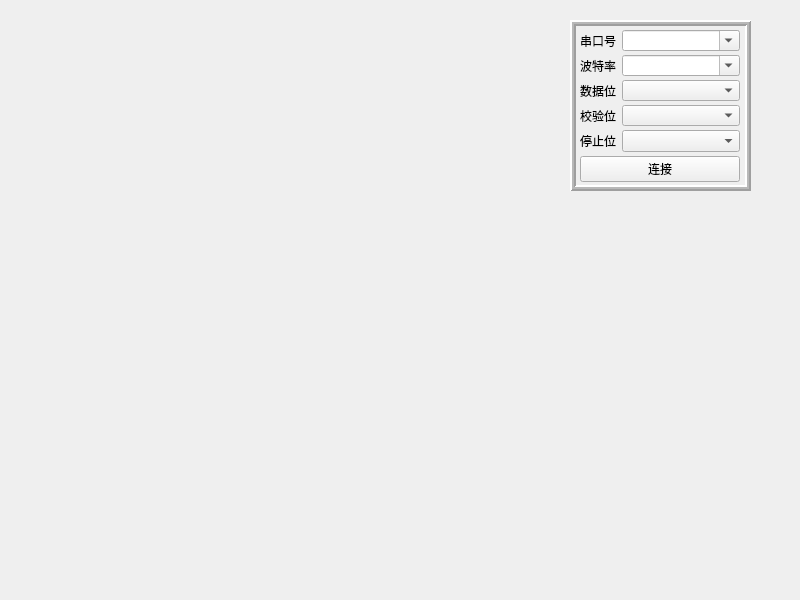
KingChenFY/SerialPortTool, file form/frmcomtool.ui: the form before one commit.
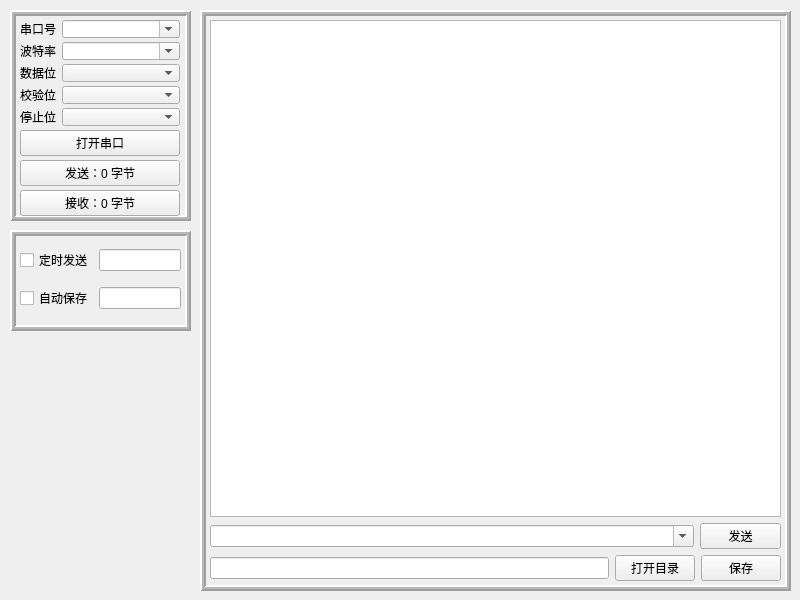
The form after the commit.

Commit message: 完成串口助手基本功能，收发，指定目录保存，定时

```diff
--- a/form/frmcomtool.ui
+++ b/form/frmcomtool.ui
@@ -16,10 +16,10 @@
   <widget class="QFrame" name="frame">
    <property name="geometry">
     <rect>
-     <x>570</x>
-     <y>20</y>
+     <x>10</x>
+     <y>10</y>
      <width>181</width>
-     <height>171</height>
+     <height>211</height>
     </rect>
    </property>
    <property name="frameShape">
@@ -40,7 +40,7 @@
       <x>10</x>
       <y>10</y>
       <width>160</width>
-      <height>152</height>
+      <height>196</height>
      </rect>
     </property>
     <layout class="QVBoxLayout" name="verticalLayout">
@@ -148,7 +148,168 @@
      <item>
       <widget class="QPushButton" name="pushButton_OpenCom">
        <property name="text">
-        <string>连接</string>
+        <string>打开串口</string>
+       </property>
+      </widget>
+     </item>
+     <item>
+      <widget class="QPushButton" name="pushButton_SendCnt">
+       <property name="text">
+        <string>发送：0 字节</string>
+       </property>
+      </widget>
+     </item>
+     <item>
+      <widget class="QPushButton" name="pushButton_ReceiveCnt">
+       <property name="text">
+        <string>接收：0 字节</string>
+       </property>
+      </widget>
+     </item>
+    </layout>
+   </widget>
+  </widget>
+  <widget class="QFrame" name="frame_2">
+   <property name="geometry">
+    <rect>
+     <x>200</x>
+     <y>10</y>
+     <width>591</width>
+     <height>581</height>
+    </rect>
+   </property>
+   <property name="frameShape">
+    <enum>QFrame::Box</enum>
+   </property>
+   <property name="frameShadow">
+    <enum>QFrame::Raised</enum>
+   </property>
+   <property name="lineWidth">
+    <number>2</number>
+   </property>
+   <property name="midLineWidth">
+    <number>2</number>
+   </property>
+   <widget class="QWidget" name="verticalLayoutWidget_2">
+    <property name="geometry">
+     <rect>
+      <x>10</x>
+      <y>10</y>
+      <width>571</width>
+      <height>561</height>
+     </rect>
+    </property>
+    <layout class="QVBoxLayout" name="verticalLayout_2">
+     <item>
+      <widget class="QTextEdit" name="txtMain">
+       <property name="readOnly">
+        <bool>true</bool>
+       </property>
+      </widget>
+     </item>
+     <item>
+      <layout class="QHBoxLayout" name="horizontalLayout" stretch="6,1">
+       <property name="sizeConstraint">
+        <enum>QLayout::SetNoConstraint</enum>
+       </property>
+       <item>
+        <widget class="QComboBox" name="comboBox_SendContent">
+         <property name="editable">
+          <bool>true</bool>
+         </property>
+        </widget>
+       </item>
+       <item>
+        <widget class="QPushButton" name="pushButton_Send">
+         <property name="text">
+          <string>发送</string>
+         </property>
+         <property name="autoDefault">
+          <bool>false</bool>
+         </property>
+        </widget>
+       </item>
+      </layout>
+     </item>
+     <item>
+      <layout class="QHBoxLayout" name="horizontalLayout_2" stretch="6,1,0">
+       <item>
+        <widget class="QLineEdit" name="lineEdit_SaveDir">
+         <property name="text">
+          <string/>
+         </property>
+         <property name="readOnly">
+          <bool>true</bool>
+         </property>
+        </widget>
+       </item>
+       <item>
+        <widget class="QPushButton" name="pushButton_DirSelect">
+         <property name="text">
+          <string>打开目录</string>
+         </property>
+        </widget>
+       </item>
+       <item>
+        <widget class="QPushButton" name="pushButton_SaveInDir">
+         <property name="text">
+          <string>保存</string>
+         </property>
+        </widget>
+       </item>
+      </layout>
+     </item>
+    </layout>
+   </widget>
+  </widget>
+  <widget class="QFrame" name="frame_3">
+   <property name="geometry">
+    <rect>
+     <x>10</x>
+     <y>230</y>
+     <width>181</width>
+     <height>101</height>
+    </rect>
+   </property>
+   <property name="frameShape">
+    <enum>QFrame::Box</enum>
+   </property>
+   <property name="frameShadow">
+    <enum>QFrame::Raised</enum>
+   </property>
+   <property name="lineWidth">
+    <number>2</number>
+   </property>
+   <property name="midLineWidth">
+    <number>2</number>
+   </property>
+   <widget class="QWidget" name="gridLayoutWidget">
+    <property name="geometry">
+     <rect>
+      <x>10</x>
+      <y>10</y>
+      <width>161</width>
+      <height>80</height>
+     </rect>
+    </property>
+    <layout class="QGridLayout" name="gridLayout">
+     <item row="0" column="1">
+      <widget class="QLineEdit" name="lineEdit_AutoSendInTime"/>
+     </item>
+     <item row="0" column="0">
+      <widget class="QCheckBox" name="checkBox_AutoSendInTime">
+       <property name="text">
+        <string>定时发送</string>
+       </property>
+      </widget>
+     </item>
+     <item row="1" column="1">
+      <widget class="QLineEdit" name="lineEdit_AutoSaveInTime"/>
+     </item>
+     <item row="1" column="0">
+      <widget class="QCheckBox" name="checkBox_AutoSaveInTime">
+       <property name="text">
+        <string>自动保存</string>
        </property>
       </widget>
      </item>
```
The commit also changes 35 other files.
